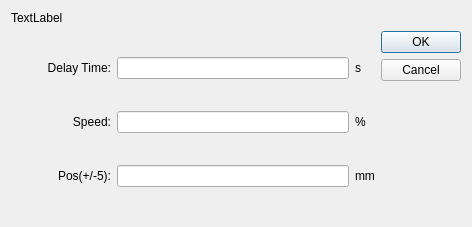
Above: hcinstruction/icautorunrevise.ui from GaussCheng/2-5AxisPunch before the change. Below: the same form after it.
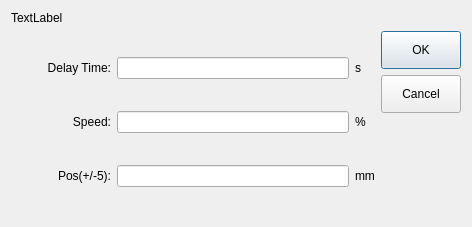
That is the form after the change. Custom widgets are drawn as their Qt base class.

Commit message: 1.放大键盘并做合理调整 2.调整权限页面的“确定”“取消”按钮 3.调整手动页面的四个按键

```diff
--- a/hcinstruction/icautorunrevise.ui
+++ b/hcinstruction/icautorunrevise.ui
@@ -107,6 +107,9 @@
      </item>
      <item>
       <widget class="QDialogButtonBox" name="buttonBox">
+       <property name="styleSheet">
+        <string notr="true">height:30px ;</string>
+       </property>
        <property name="orientation">
         <enum>Qt::Vertical</enum>
        </property>
```
The commit also changes 5 other files.
